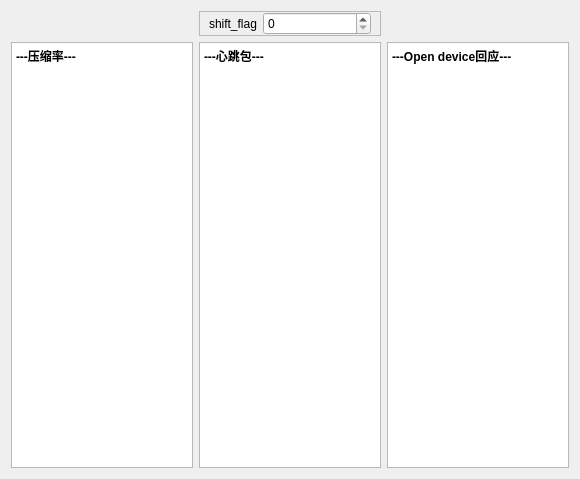
Above: 2/TestUdpHeart_2.ui from ba-ya/test_own_func before the change. Below: the same form after it.
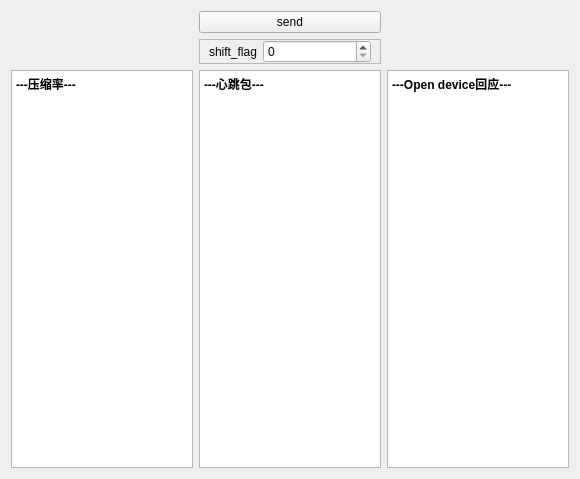
That is the form after the change.

Commit message: feat: func2, add send_socket to send datagram

What changed in the file:
```diff
--- a/2/TestUdpHeart_2.ui
+++ b/2/TestUdpHeart_2.ui
@@ -14,24 +14,7 @@
    <string>Form</string>
   </property>
   <layout class="QGridLayout" name="gridLayout">
-   <item row="1" column="1">
-    <widget class="QTextBrowser" name="output_2">
-     <property name="readOnly">
-      <bool>false</bool>
-     </property>
-     <property name="html">
-      <string>&lt;!DOCTYPE HTML PUBLIC &quot;-//W3C//DTD HTML 4.0//EN&quot; &quot;http://www.w3.org/TR/REC-html40/strict.dtd&quot;&gt;
-&lt;html&gt;&lt;head&gt;&lt;meta name=&quot;qrichtext&quot; content=&quot;1&quot; /&gt;&lt;meta charset=&quot;utf-8&quot; /&gt;&lt;style type=&quot;text/css&quot;&gt;
-p, li { white-space: pre-wrap; }
-hr { height: 1px; border-width: 0; }
-li.unchecked::marker { content: &quot;\2610&quot;; }
-li.checked::marker { content: &quot;\2612&quot;; }
-&lt;/style&gt;&lt;/head&gt;&lt;body style=&quot; font-family:'Microsoft YaHei UI'; font-size:9pt; font-weight:400; font-style:normal;&quot;&gt;
-&lt;p style=&quot; margin-top:0px; margin-bottom:0px; margin-left:0px; margin-right:0px; -qt-block-indent:0; text-indent:0px;&quot;&gt;&lt;span style=&quot; font-weight:700;&quot;&gt;---心跳包---&lt;/span&gt;&lt;/p&gt;&lt;/body&gt;&lt;/html&gt;</string>
-     </property>
-    </widget>
-   </item>
-   <item row="1" column="0">
+   <item row="2" column="0">
     <widget class="QTextBrowser" name="output_1">
      <property name="readOnly">
       <bool>false</bool>
@@ -48,8 +31,8 @@
      </property>
     </widget>
    </item>
-   <item row="1" column="2">
-    <widget class="QTextBrowser" name="output_3">
+   <item row="2" column="1">
+    <widget class="QTextBrowser" name="output_2">
      <property name="readOnly">
       <bool>false</bool>
      </property>
@@ -61,11 +44,11 @@
 li.unchecked::marker { content: &quot;\2610&quot;; }
 li.checked::marker { content: &quot;\2612&quot;; }
 &lt;/style&gt;&lt;/head&gt;&lt;body style=&quot; font-family:'Microsoft YaHei UI'; font-size:9pt; font-weight:400; font-style:normal;&quot;&gt;
-&lt;p style=&quot; margin-top:0px; margin-bottom:0px; margin-left:0px; margin-right:0px; -qt-block-indent:0; text-indent:0px;&quot;&gt;&lt;span style=&quot; font-weight:700;&quot;&gt;---Open device回应---&lt;/span&gt;&lt;/p&gt;&lt;/body&gt;&lt;/html&gt;</string>
+&lt;p style=&quot; margin-top:0px; margin-bottom:0px; margin-left:0px; margin-right:0px; -qt-block-indent:0; text-indent:0px;&quot;&gt;&lt;span style=&quot; font-weight:700;&quot;&gt;---心跳包---&lt;/span&gt;&lt;/p&gt;&lt;/body&gt;&lt;/html&gt;</string>
      </property>
     </widget>
    </item>
-   <item row="0" column="1">
+   <item row="1" column="1">
     <widget class="QFrame" name="frame">
      <property name="frameShape">
       <enum>QFrame::Shape::StyledPanel</enum>
@@ -97,6 +80,30 @@
      </layout>
     </widget>
    </item>
+   <item row="2" column="2">
+    <widget class="QTextBrowser" name="output_3">
+     <property name="readOnly">
+      <bool>false</bool>
+     </property>
+     <property name="html">
+      <string>&lt;!DOCTYPE HTML PUBLIC &quot;-//W3C//DTD HTML 4.0//EN&quot; &quot;http://www.w3.org/TR/REC-html40/strict.dtd&quot;&gt;
+&lt;html&gt;&lt;head&gt;&lt;meta name=&quot;qrichtext&quot; content=&quot;1&quot; /&gt;&lt;meta charset=&quot;utf-8&quot; /&gt;&lt;style type=&quot;text/css&quot;&gt;
+p, li { white-space: pre-wrap; }
+hr { height: 1px; border-width: 0; }
+li.unchecked::marker { content: &quot;\2610&quot;; }
+li.checked::marker { content: &quot;\2612&quot;; }
+&lt;/style&gt;&lt;/head&gt;&lt;body style=&quot; font-family:'Microsoft YaHei UI'; font-size:9pt; font-weight:400; font-style:normal;&quot;&gt;
+&lt;p style=&quot; margin-top:0px; margin-bottom:0px; margin-left:0px; margin-right:0px; -qt-block-indent:0; text-indent:0px;&quot;&gt;&lt;span style=&quot; font-weight:700;&quot;&gt;---Open device回应---&lt;/span&gt;&lt;/p&gt;&lt;/body&gt;&lt;/html&gt;</string>
+     </property>
+    </widget>
+   </item>
+   <item row="0" column="1">
+    <widget class="QPushButton" name="btn_send">
+     <property name="text">
+      <string>send</string>
+     </property>
+    </widget>
+   </item>
   </layout>
  </widget>
  <resources/>
```
The commit also changes 3 other files.
